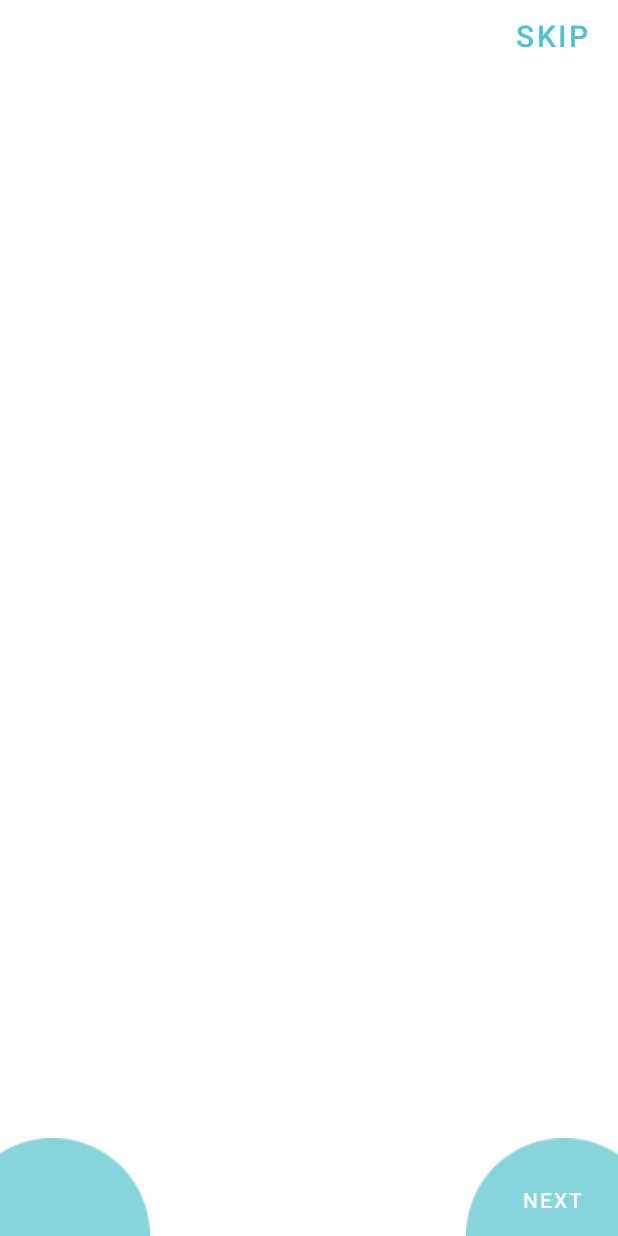
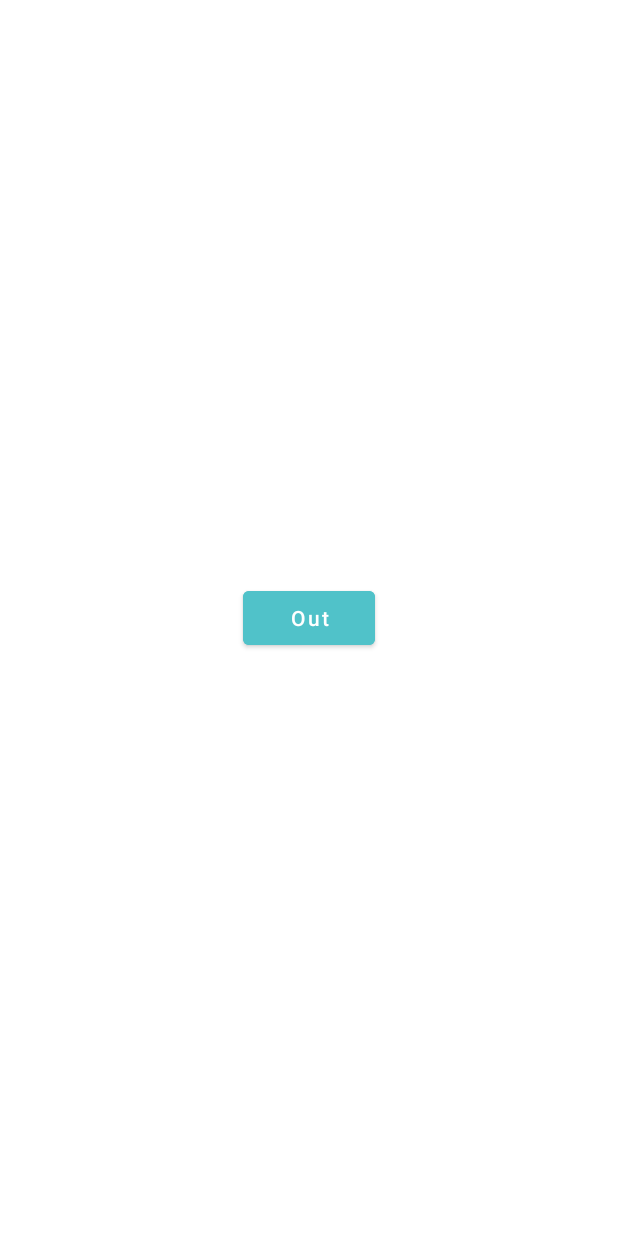
Before and after one commit to chairoel/OnBoarding, an Android app: the layout activity_main.xml on its own in the app's theme, with its tools: preview values and no code run, on a phone screen of 412 x 824 dp. Run offline under Robolectric (Android 15) with nearby library versions, the phone set to English and light mode, and no system bars.

Commit message:
[1] Add main activity [2] Set move page to main activity

```diff
--- a/app/src/main/res/layout/activity_main.xml
+++ b/app/src/main/res/layout/activity_main.xml
@@ -7,71 +7,15 @@
     tools:context=".MainActivity">
 
     <Button
-        android:id="@+id/btnSkip"
+        android:id="@+id/btnOut"
         android:layout_width="wrap_content"
         android:layout_height="wrap_content"
-        android:background="#00000000"
-        android:text="@string/skip"
-        android:textColor="@color/buttonText"
-        android:textSize="20sp"
-        app:layout_constraintEnd_toEndOf="parent"
-        app:layout_constraintTop_toTopOf="parent" />
-
-    <androidx.viewpager.widget.ViewPager
-        android:id="@+id/slideViewPager"
-        android:layout_width="match_parent"
-        android:layout_height="match_parent"
-        android:layout_marginVertical="100dp"
+        android:text="Out"
+        android:textAllCaps="false"
+        android:backgroundTint="@color/active"
         app:layout_constraintBottom_toBottomOf="parent"
         app:layout_constraintEnd_toEndOf="parent"
         app:layout_constraintStart_toStartOf="parent"
         app:layout_constraintTop_toTopOf="parent" />
 
-    <ImageView
-        android:id="@+id/ellipse1"
-        android:layout_width="wrap_content"
-        android:layout_height="wrap_content"
-        android:src="@drawable/ellipse1"
-        app:layout_constraintBottom_toBottomOf="parent"
-        app:layout_constraintStart_toStartOf="parent" />
-
-    <ImageView
-        android:id="@+id/ellipse2"
-        android:layout_width="wrap_content"
-        android:layout_height="wrap_content"
-        android:src="@drawable/ellipse2"
-        app:layout_constraintBottom_toBottomOf="parent"
-        app:layout_constraintEnd_toEndOf="parent" />
-
-    <Button
-        android:id="@+id/btnBack"
-        android:layout_width="wrap_content"
-        android:layout_height="wrap_content"
-        android:background="#00000000"
-        android:text="@string/back"
-        android:visibility="invisible"
-        app:layout_constraintBottom_toBottomOf="parent"
-        app:layout_constraintStart_toStartOf="parent" />
-
-    <Button
-        android:id="@+id/btnNext"
-        android:layout_width="wrap_content"
-        android:layout_height="wrap_content"
-        android:background="#00000000"
-        android:text="@string/next"
-        app:layout_constraintBottom_toBottomOf="parent"
-        app:layout_constraintEnd_toEndOf="@+id/ellipse2" />
-
-    <LinearLayout
-        android:id="@+id/dotIndicator"
-        android:layout_width="wrap_content"
-        android:layout_height="wrap_content"
-        android:orientation="horizontal"
-        android:layout_marginBottom="40dp"
-        app:layout_constraintBottom_toBottomOf="parent"
-        app:layout_constraintEnd_toEndOf="parent"
-        app:layout_constraintStart_toStartOf="@+id/slideViewPager">
-
-    </LinearLayout>
-
 </androidx.constraintlayout.widget.ConstraintLayout>
```
Also changed, not shown: app/src/main/java/com/amrul/learn/onboarding/MainActivity.java (+3 -90 lines), app/src/main/java/com/amrul/learn/onboarding/OnBoardingActivity.java (added, +112 -0 lines), app/src/main/res/layout/activity_on_boarding.xml (added, +77 -0 lines).
